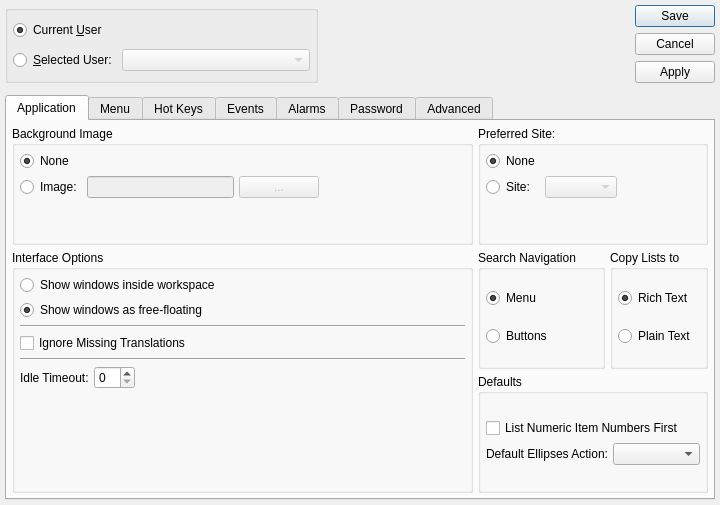
Qt form xtuple/trunk/guiclient/userPreferences.ui (WooodHead/xtuple) before a commit.
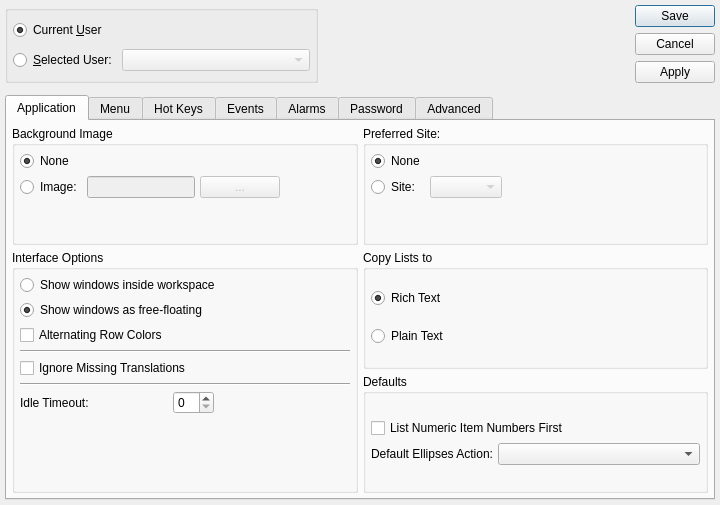
The same form after that commit. Custom widgets are drawn as their Qt base class.

Commit message: issue #11861: Remove cluster buttons option from user preferences. issue #11860: Add Alternating Row Colors user preference.

```diff
--- a/xtuple/trunk/guiclient/userPreferences.ui
+++ b/xtuple/trunk/guiclient/userPreferences.ui
@@ -201,7 +201,7 @@
            </layout>
           </widget>
          </item>
-         <item row="0" column="1" colspan="2">
+         <item row="0" column="1">
           <widget class="QGroupBox" name="_warehouseGroup">
            <property name="sizePolicy">
             <sizepolicy hsizetype="Preferred" vsizetype="Expanding">
@@ -310,28 +310,28 @@
               </property>
              </widget>
             </item>
-            <item row="2" column="0" colspan="3">
-             <widget class="Line" name="line">
-              <property name="orientation">
-               <enum>Qt::Horizontal</enum>
-              </property>
-             </widget>
-            </item>
             <item row="3" column="0" colspan="3">
+             <widget class="Line" name="line">
+              <property name="orientation">
+               <enum>Qt::Horizontal</enum>
+              </property>
+             </widget>
+            </item>
+            <item row="4" column="0" colspan="3">
              <widget class="QCheckBox" name="_ignoreTranslation">
               <property name="text">
                <string>Ignore Missing Translations</string>
               </property>
              </widget>
             </item>
-            <item row="4" column="0" colspan="3">
+            <item row="5" column="0" colspan="3">
              <widget class="Line" name="line_2">
               <property name="orientation">
                <enum>Qt::Horizontal</enum>
               </property>
              </widget>
             </item>
-            <item row="5" column="0">
+            <item row="6" column="0">
              <widget class="QLabel" name="_idleTimeoutLit">
               <property name="text">
                <string>Idle Timeout:</string>
@@ -341,10 +341,10 @@
               </property>
              </widget>
             </item>
-            <item row="5" column="1">
+            <item row="6" column="1">
              <widget class="QSpinBox" name="_idleTimeout"/>
             </item>
-            <item row="5" column="2">
+            <item row="6" column="2">
              <spacer>
               <property name="orientation">
                <enum>Qt::Horizontal</enum>
@@ -357,7 +357,7 @@
               </property>
              </spacer>
             </item>
-            <item row="6" column="1">
+            <item row="7" column="1">
              <spacer name="verticalSpacer_2">
               <property name="orientation">
                <enum>Qt::Vertical</enum>
@@ -370,36 +370,17 @@
               </property>
              </spacer>
             </item>
+            <item row="2" column="0">
+             <widget class="QCheckBox" name="_alternating">
+              <property name="text">
+               <string>Alternating Row Colors</string>
+              </property>
+             </widget>
+            </item>
            </layout>
           </widget>
          </item>
          <item row="1" column="1">
-          <widget class="QGroupBox" name="_clusterModeGroup">
-           <property name="title">
-            <string>Search Navigation</string>
-           </property>
-           <layout class="QVBoxLayout" name="verticalLayout_2">
-            <item>
-             <widget class="QRadioButton" name="_clusterMenu">
-              <property name="text">
-               <string>Menu</string>
-              </property>
-              <property name="checked">
-               <bool>true</bool>
-              </property>
-             </widget>
-            </item>
-            <item>
-             <widget class="QRadioButton" name="_clusterButtons">
-              <property name="text">
-               <string>Buttons</string>
-              </property>
-             </widget>
-            </item>
-           </layout>
-          </widget>
-         </item>
-         <item row="1" column="2">
           <widget class="QGroupBox" name="groupBox">
            <property name="sizePolicy">
             <sizepolicy hsizetype="Preferred" vsizetype="Expanding">
@@ -431,7 +412,7 @@
            </layout>
           </widget>
          </item>
-         <item row="2" column="1" colspan="2">
+         <item row="2" column="1">
           <widget class="QGroupBox" name="_defaultsGroup">
            <property name="sizePolicy">
             <sizepolicy hsizetype="Preferred" vsizetype="Expanding">
```
The commit also changes 6 other files.
